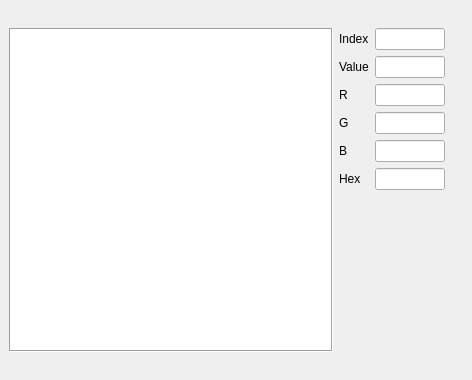
Qt form ui/cgramView.ui (zoriya/ComSquare) before a commit.
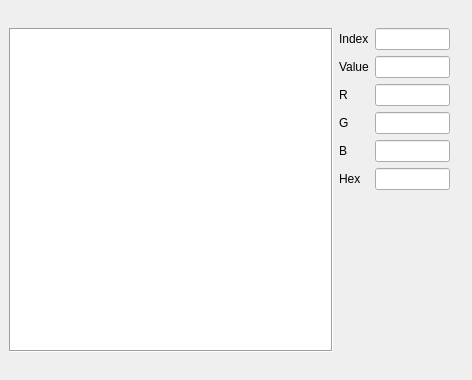
The same form after that commit. Icons and pictures are not drawn.

```diff
--- a/ui/cgramView.ui
+++ b/ui/cgramView.ui
@@ -103,7 +103,7 @@
        <widget class="QLineEdit" name="indexLineEdit">
         <property name="maximumSize">
          <size>
-          <width>70</width>
+          <width>75</width>
           <height>16777215</height>
          </size>
         </property>
@@ -129,7 +129,7 @@
        <widget class="QLineEdit" name="valueLineEdit">
         <property name="maximumSize">
          <size>
-          <width>70</width>
+          <width>75</width>
           <height>16777215</height>
          </size>
         </property>
@@ -155,7 +155,7 @@
        <widget class="QLineEdit" name="rLineEdit">
         <property name="maximumSize">
          <size>
-          <width>70</width>
+          <width>75</width>
           <height>16777215</height>
          </size>
         </property>
@@ -181,7 +181,7 @@
        <widget class="QLineEdit" name="gLineEdit">
         <property name="maximumSize">
          <size>
-          <width>70</width>
+          <width>75</width>
           <height>16777215</height>
          </size>
         </property>
@@ -207,7 +207,7 @@
        <widget class="QLineEdit" name="bLineEdit">
         <property name="maximumSize">
          <size>
-          <width>70</width>
+          <width>75</width>
           <height>16777215</height>
          </size>
         </property>
@@ -233,7 +233,7 @@
        <widget class="QLineEdit" name="hexLineEdit">
         <property name="maximumSize">
          <size>
-          <width>70</width>
+          <width>75</width>
           <height>16777215</height>
          </size>
         </property>
```
